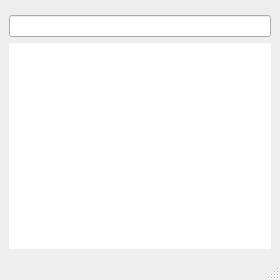
The window that tokriwindow.ui (jarusll/tokri) describes before a commit, drawn with Qt 5.
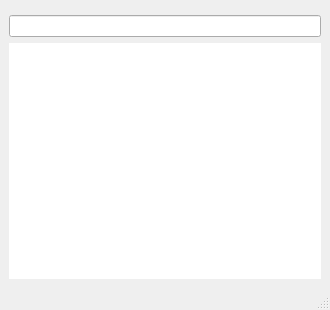
The same window after the commit. Custom widgets are drawn as their Qt base class.

Commit message: resize window

Diff of the .ui file:
```diff
--- a/tokriwindow.ui
+++ b/tokriwindow.ui
@@ -6,8 +6,8 @@
    <rect>
     <x>0</x>
     <y>0</y>
-    <width>280</width>
-    <height>280</height>
+    <width>330</width>
+    <height>310</height>
    </rect>
   </property>
   <property name="windowTitle">
```
